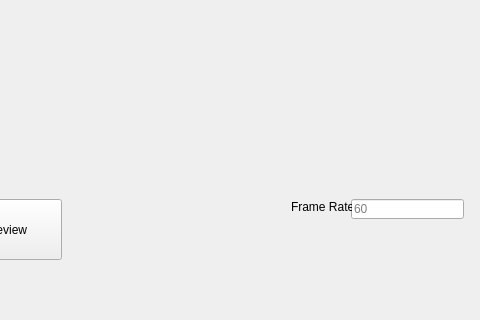
The window that ScreenCapture/MainWindow.ui (0CottonBuds/ViewTether) describes before a commit, drawn with Qt 5; both pictures show x 520 to 1000 and y 380 to 700 of the 1000 by 700 pixel window.
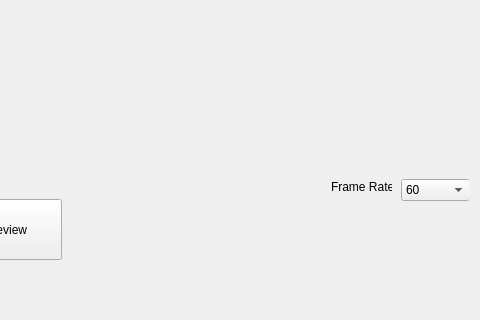
The same window after the commit.

What changed in the file:
```diff
--- a/ScreenCapture/MainWindow.ui
+++ b/ScreenCapture/MainWindow.ui
@@ -108,24 +108,11 @@
        <string>Current Status: Not Connected</string>
       </property>
      </widget>
-     <widget class="QLineEdit" name="lineEdit">
-      <property name="geometry">
-       <rect>
-        <x>860</x>
-        <y>40</y>
-        <width>113</width>
-        <height>20</height>
-       </rect>
-      </property>
-      <property name="placeholderText">
-       <string>60</string>
-      </property>
-     </widget>
      <widget class="QLabel" name="label_5">
       <property name="geometry">
        <rect>
-        <x>800</x>
-        <y>40</y>
+        <x>840</x>
+        <y>20</y>
         <width>61</width>
         <height>16</height>
        </rect>
@@ -134,6 +121,34 @@
        <string>Frame Rate:</string>
       </property>
      </widget>
+     <widget class="QComboBox" name="comboBox">
+      <property name="geometry">
+       <rect>
+        <x>910</x>
+        <y>20</y>
+        <width>69</width>
+        <height>22</height>
+       </rect>
+      </property>
+      <property name="editable">
+       <bool>false</bool>
+      </property>
+      <item>
+       <property name="text">
+        <string>60</string>
+       </property>
+      </item>
+      <item>
+       <property name="text">
+        <string>30</string>
+       </property>
+      </item>
+      <item>
+       <property name="text">
+        <string>15</string>
+       </property>
+      </item>
+     </widget>
     </widget>
    </item>
   </layout>
```
